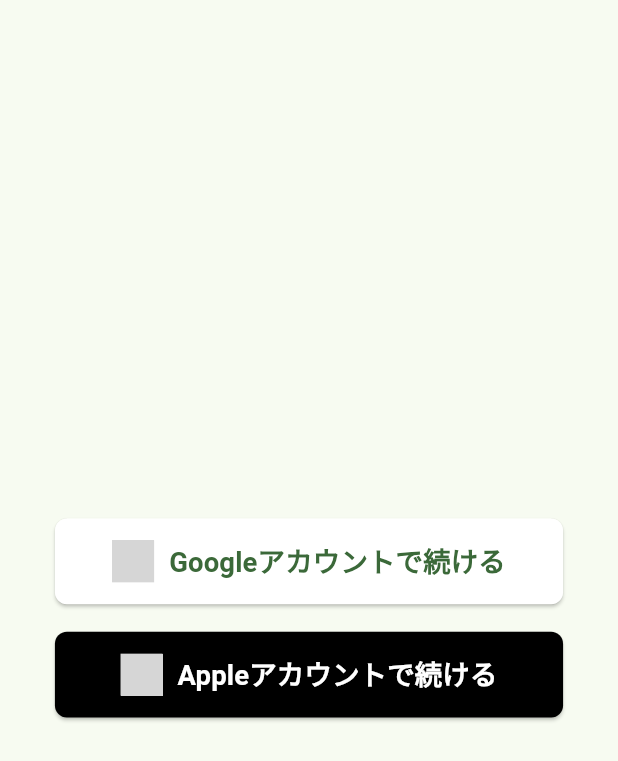
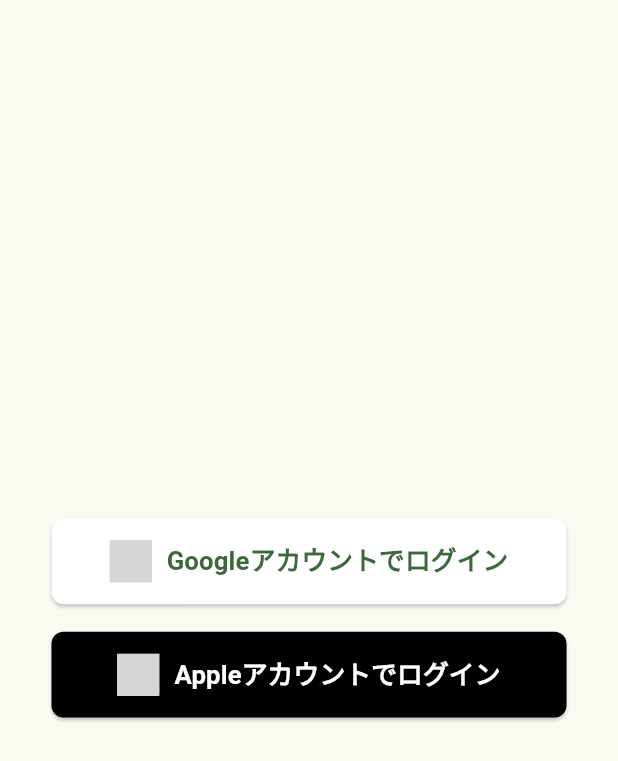
Before and after one commit to tarofess/green_heart, a Flutter app: the screen it shows after launch, on a phone screen of 412 x 824 dp. Shown: the top 761 px of the screen. Run offline on Flutter 3.47's test engine with Material 3 defaults, Android fonts, the light colour scheme and no system bars; our stand-ins replace auth_buttons, cloud_firestore, firebase_auth, firebase_core, firebase_crashlytics, firebase_storage and 10 more; accounts and stored records are empty; generated files the repository leaves out were written again; Roboto replaces fonts that are missing (MPLUSRounded1c-Regular); grey boxes are pictures that could not be loaded.

Commit message:
設定画面を作成しログアウト機能を追加

```diff
--- a/lib/application/usecase/apple_signin_usecase.dart
+++ b/lib/application/usecase/apple_signin_usecase.dart
@@ -18,24 +18,24 @@
         case 'user-disabled':
           throw Exception('このアカウントは現在使用できません。サポートにお問い合わせください。');
         case 'operation-not-allowed':
-          throw Exception('申し訳ありませんが、現在Appleサインインをご利用いただけません。');
+          throw Exception('申し訳ありませんが、現在Appleログインをご利用いただけません。');
         default:
-          throw Exception('サインインに失敗しました。しばらくしてから再度お試しください。');
+          throw Exception('ログインに失敗しました。しばらくしてから再度お試しください。');
       }
     } on SignInWithAppleAuthorizationException catch (e) {
       switch (e.code) {
         case AuthorizationErrorCode.canceled:
           return;
         case AuthorizationErrorCode.failed:
-          throw Exception('Appleサインインに失敗しました。再度お試しいただくか、別の方法でサインインしてください。');
+          throw Exception('Appleログインに失敗しました。再度お試しいただくか、別の方法でログインしてください。');
         case AuthorizationErrorCode.invalidResponse:
           throw Exception('Appleからの応答に問題がありました。しばらくしてから再度お試しください。');
         case AuthorizationErrorCode.notHandled:
-          throw Exception('Appleサインインの処理中に問題が発生しました。別の方法でサインインしてください。');
+          throw Exception('Appleログインの処理中に問題が発生しました。別の方法でログインしてください。');
         case AuthorizationErrorCode.unknown:
           throw Exception('予期せぬエラーが発生しました。しばらくしてから再度お試しください。');
         default:
-          throw Exception('Appleサインインに失敗しました。別の方法でサインインしてください。');
+          throw Exception('Appleログインに失敗しました。別の方法でログインしてください。');
       }
     } catch (e) {
       rethrow;
--- a/lib/infrastructure/util/permission_util.dart
+++ b/lib/infrastructure/util/permission_util.dart
@@ -26,6 +26,8 @@
             context: context,
             title: '権限エラー',
             content: 'カメラ撮影が拒否されているため写真を撮影できません。\n設定画面でカメラ撮影を許可しますか？',
+            positiveButtonText: 'はい',
+            negativeButtonText: 'いいえ',
           );
           if (result) {
             openAppSettings();
@@ -60,6 +62,8 @@
             context: context,
             title: '権限エラー',
             content: 'カメラ撮影が拒否されているため写真を撮影できません。\n設定画面でカメラ撮影を許可しますか？',
+            positiveButtonText: 'はい',
+            negativeButtonText: 'いいえ',
           );
           if (result) {
             openAppSettings();
--- a/lib/presentation/page/signin_page.dart
+++ b/lib/presentation/page/signin_page.dart
@@ -34,14 +34,14 @@
 
   Widget _buildGoogleSignInButton(BuildContext context, WidgetRef ref) {
     return Padding(
-      padding: EdgeInsets.only(left: 32.r, right: 32.r),
+      padding: EdgeInsets.only(left: 30.r, right: 30.r),
       child: GoogleAuthButton(
-        text: 'Googleアカウントで続ける',
+        text: 'Googleアカウントでログイン',
         style: AuthButtonStyle(
           width: double.infinity,
           height: 50.r,
           textStyle: TextStyle(
-            fontSize: 16.sp,
+            fontSize: 15.sp,
             fontWeight: FontWeight.bold,
           ),
         ),
@@ -66,9 +66,9 @@
 
   Widget _buildAppleSignInButton(BuildContext context, WidgetRef ref) {
     return Padding(
-      padding: EdgeInsets.only(left: 32.r, right: 32.r),
+      padding: EdgeInsets.only(left: 30.r, right: 30.r),
       child: AppleAuthButton(
-        text: 'Appleアカウントで続ける',
+        text: 'Appleアカウントでログイン',
         style: AuthButtonStyle(
           width: double.infinity,
           height: 50.r,
@@ -77,7 +77,7 @@
           iconColor: Colors.white,
           textStyle: TextStyle(
             color: Colors.white,
-            fontSize: 16.sp,
+            fontSize: 15.sp,
             fontWeight: FontWeight.bold,
           ),
         ),
--- a/lib/presentation/page/tab_page.dart
+++ b/lib/presentation/page/tab_page.dart
@@ -41,6 +41,10 @@
               },
             ),
             body: viewModel.pages[selectedIndex.value],
+            floatingActionButton: FloatingActionButton(
+              onPressed: () {},
+              child: const Icon(Icons.add),
+            ),
           );
         }
       },
--- a/lib/presentation/router/router.dart
+++ b/lib/presentation/router/router.dart
@@ -1,5 +1,6 @@
 import 'package:flutter/material.dart';
 import 'package:go_router/go_router.dart';
+import 'package:green_heart/presentation/page/settings_page.dart';
 import 'package:hooks_riverpod/hooks_riverpod.dart';
 
 import 'package:green_heart/application/state/auth_state_provider.dart';
@@ -24,6 +25,10 @@
         path: '/profile_edit',
         builder: (context, state) => ProfileEditPage(),
       ),
+      GoRoute(
+        path: '/settings',
+        builder: (context, state) => const SettingsPage(),
+      ),
     ],
     redirect: (BuildContext context, GoRouterState state) {
       final isNotLoggedIn = authState.value == null;
```
Also changed, not shown: lib/presentation/dialog/confirmation_dialog.dart (+8 -6 lines), lib/presentation/page/home_page.dart (+10 -10 lines), lib/presentation/page/settings_page.dart (added, +89 -0 lines).
